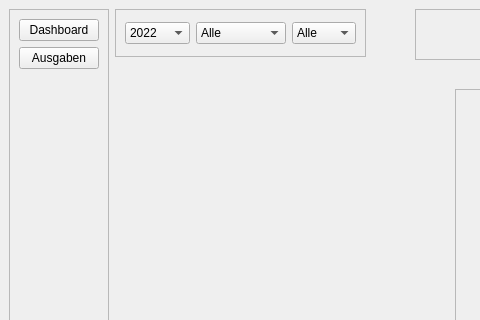
Qt form mainwindow.ui (Muddyblack/FinanceApplication) before a commit; both pictures show x 0 to 480 and y 0 to 320 of the 800 by 600 pixel window.
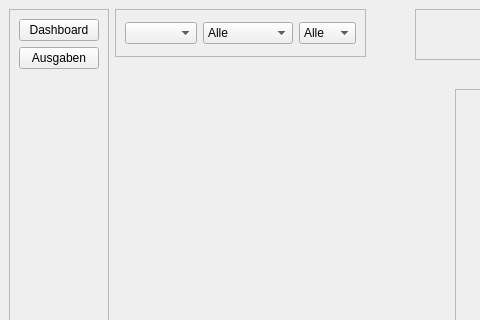
The same form after that commit.

Commit message: set Available Tables

What changed in the file:
```diff
--- a/mainwindow.ui
+++ b/mainwindow.ui
@@ -94,13 +94,7 @@
         </property>
         <layout class="QHBoxLayout" name="horizontalLayout_2">
          <item>
-          <widget class="QComboBox" name="dash_year_comboBox">
-           <item>
-            <property name="text">
-             <string>2022</string>
-            </property>
-           </item>
-          </widget>
+          <widget class="QComboBox" name="dash_year_comboBox"/>
          </item>
          <item>
           <widget class="QComboBox" name="dash_monthcomboBox">
```
Left out of the diff: 5 changed lines with no effect on the pictures. The commit also changes 2 other files.
